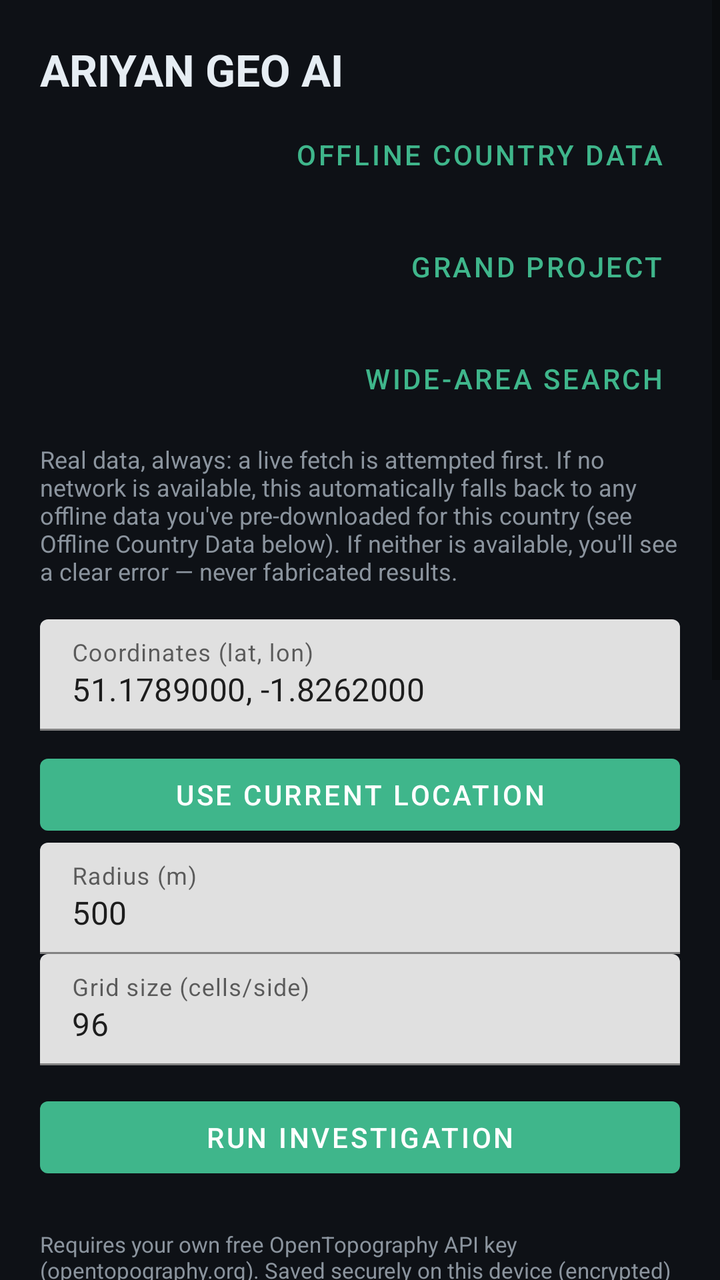
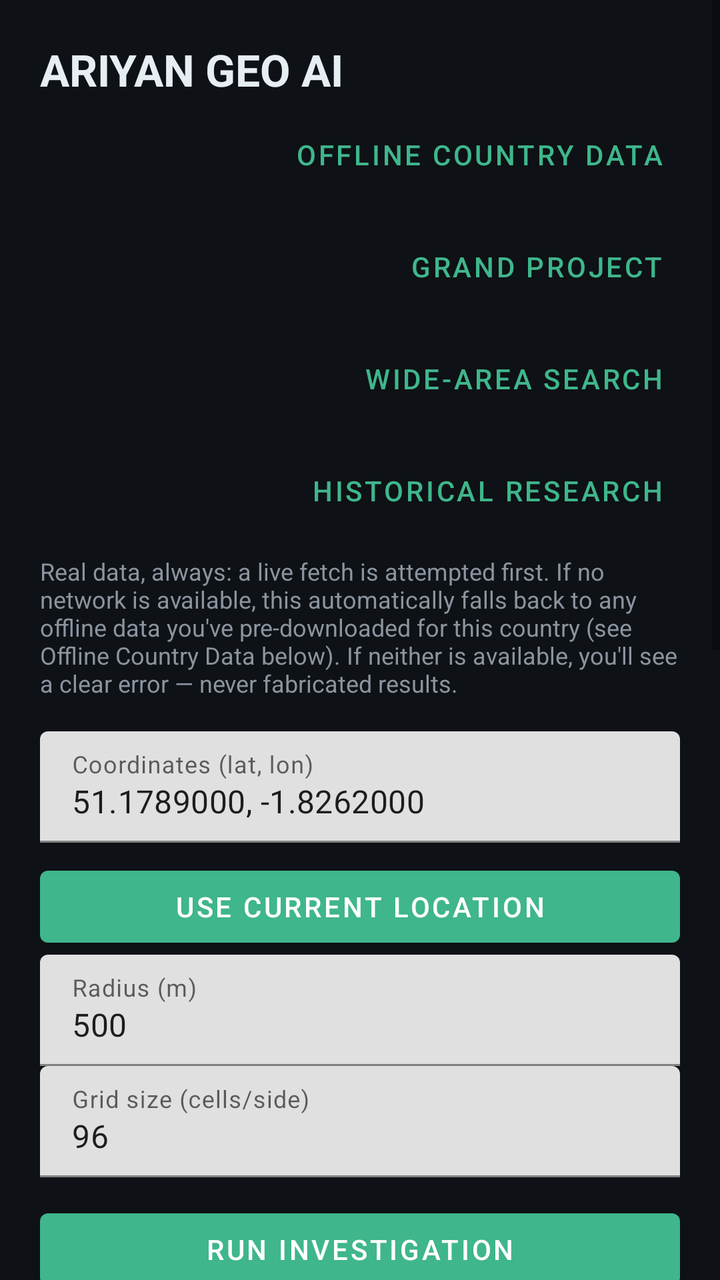

An Android layout rendered at two revisions. The XML below is the earlier revision; the diff shows what the commit changed to produce the second picture.
<!-- AndroidManifest.xml: application theme Theme.AriyanGeoAi -->
<!-- res/layout/activity_main.xml -->
<?xml version="1.0" encoding="utf-8"?>
<ScrollView xmlns:android="http://schemas.android.com/apk/res/android"
    xmlns:app="http://schemas.android.com/apk/res-auto"
    android:layout_width="match_parent"
    android:layout_height="match_parent"
    android:background="@color/ariyan_bg"
    android:fillViewport="true">

    <LinearLayout
        android:layout_width="match_parent"
        android:layout_height="wrap_content"
        android:orientation="vertical"
        android:padding="20dp">

        <TextView
            android:layout_width="match_parent"
            android:layout_height="wrap_content"
            android:text="@string/app_name"
            android:textColor="@color/ariyan_text_primary"
            android:textSize="22sp"
            android:textStyle="bold"
            android:paddingBottom="4dp" />

        <com.google.android.material.button.MaterialButton
            android:id="@+id/buttonOfflineData"
            style="@style/Widget.MaterialComponents.Button.TextButton"
            android:layout_width="wrap_content"
            android:layout_height="wrap_content"
            android:layout_gravity="end"
            android:layout_marginBottom="8dp"
            android:text="@string/open_offline_data"
            android:textColor="@color/ariyan_accent" />

        
        <com.google.android.material.button.MaterialButton
            android:id="@+id/buttonGrandProject"
            style="@style/Widget.MaterialComponents.Button.TextButton"
            android:layout_width="wrap_content"
            android:layout_height="wrap_content"
            android:layout_gravity="end"
            android:layout_marginBottom="8dp"
            android:text="Grand Project"
            android:textColor="@color/ariyan_accent" />

        
        <com.google.android.material.button.MaterialButton
            android:id="@+id/buttonWideAreaSearch"
            style="@style/Widget.MaterialComponents.Button.TextButton"
            android:layout_width="wrap_content"
            android:layout_height="wrap_content"
            android:layout_gravity="end"
            android:layout_marginBottom="8dp"
            android:text="Wide-Area Search"
            android:textColor="@color/ariyan_accent" />

        <TextView
            android:id="@+id/textRealDataNotice"
            android:layout_width="match_parent"
            android:layout_height="wrap_content"
            android:text="@string/real_data_notice"
            android:textColor="@color/ariyan_text_secondary"
            android:textSize="12sp"
            android:paddingBottom="16dp" />

        <com.google.android.material.textfield.TextInputLayout
            android:layout_width="match_parent"
            android:layout_height="wrap_content"
            android:hint="Coordinates (lat, lon)">
            <com.google.android.material.textfield.TextInputEditText
                android:id="@+id/inputCoords"
                android:layout_width="match_parent"
                android:layout_height="wrap_content"
                android:inputType="text"
                android:text="51.1789000, -1.8262000" />
        </com.google.android.material.textfield.TextInputLayout>

        <com.google.android.material.button.MaterialButton
            android:id="@+id/buttonUseLocation"
            android:layout_width="match_parent"
            android:layout_height="wrap_content"
            android:layout_marginTop="8dp"
            android:text="Use current location" />
        <com.google.android.material.textfield.TextInputLayout
            android:layout_width="match_parent"
            android:layout_height="wrap_content"
            android:hint="@string/hint_radius">
            <com.google.android.material.textfield.TextInputEditText
                android:id="@+id/inputRadius"
                android:layout_width="match_parent"
                android:layout_height="wrap_content"
                android:inputType="numberDecimal"
                android:text="500" />
        </com.google.android.material.textfield.TextInputLayout>

        <com.google.android.material.textfield.TextInputLayout
            android:layout_width="match_parent"
            android:layout_height="wrap_content"
            android:hint="@string/hint_grid">
            <com.google.android.material.textfield.TextInputEditText
                android:id="@+id/inputGrid"
                android:layout_width="match_parent"
                android:layout_height="wrap_content"
                android:inputType="number"
                android:text="96" />
        </com.google.android.material.textfield.TextInputLayout>

        <com.google.android.material.button.MaterialButton
            android:id="@+id/buttonRun"
            android:layout_width="match_parent"
            android:layout_height="wrap_content"
            android:layout_marginTop="12dp"
            android:text="@string/run_investigation"
            app:backgroundTint="@color/ariyan_accent" />

        <TextView
            android:id="@+id/textRealDemNotice"
            android:layout_width="match_parent"
            android:layout_height="wrap_content"
            android:layout_marginTop="20dp"
            android:text="@string/real_dem_notice"
            android:textColor="@color/ariyan_text_secondary"
            android:textSize="11sp"
            android:paddingTop="2dp" />

        <com.google.android.material.textfield.TextInputLayout
            android:id="@+id/layoutApiKey"
            android:layout_width="match_parent"
            android:layout_height="wrap_content"
            android:layout_marginTop="8dp"
            android:hint="@string/hint_api_key">
            <com.google.android.material.textfield.TextInputEditText
                android:id="@+id/inputApiKey"
                android:layout_width="match_parent"
                android:layout_height="wrap_content"
                android:inputType="textPassword" />
        </com.google.android.material.textfield.TextInputLayout>

        <com.google.android.material.textfield.TextInputLayout
            android:id="@+id/layoutDemType"
            android:layout_width="match_parent"
            android:layout_height="wrap_content"
            android:hint="@string/hint_demtype">
            <com.google.android.material.textfield.TextInputEditText
                android:id="@+id/inputDemType"
                android:layout_width="match_parent"
                android:layout_height="wrap_content"
                android:text="SRTMGL1" />
        </com.google.android.material.textfield.TextInputLayout>

        <com.google.android.material.switchmaterial.SwitchMaterial
            android:id="@+id/switchNdviCorrelation"
            android:layout_width="match_parent"
            android:layout_height="wrap_content"
            android:layout_marginTop="20dp"
            android:text="Include NDVI correlation (adds a second evidence source)"
            android:textColor="@color/ariyan_text_primary" />

        <TextView
            android:id="@+id/textNdviNotice"
            android:layout_width="match_parent"
            android:layout_height="wrap_content"
            android:text="@string/ndvi_notice"
            android:textColor="@color/ariyan_text_secondary"
            android:textSize="11sp"
            android:paddingTop="2dp"
            android:visibility="gone" />

        <TextView
            android:id="@+id/textRealNdviNotice"
            android:layout_width="match_parent"
            android:layout_height="wrap_content"
            android:text="@string/real_ndvi_notice"
            android:textColor="@color/ariyan_text_secondary"
            android:textSize="11sp"
            android:paddingTop="2dp"
            android:visibility="gone" />

        <com.google.android.material.textfield.TextInputLayout
            android:id="@+id/layoutNdviClientId"
            android:layout_width="match_parent"
            android:layout_height="wrap_content"
            android:layout_marginTop="8dp"
            android:hint="Copernicus OAuth client ID"
            android:visibility="gone">
            <com.google.android.material.textfield.TextInputEditText
                android:id="@+id/inputNdviClientId"
                android:layout_width="match_parent"
                android:layout_height="wrap_content"
                android:inputType="text" />
        </com.google.android.material.textfield.TextInputLayout>

        <com.google.android.material.textfield.TextInputLayout
            android:id="@+id/layoutNdviClientSecret"
            android:layout_width="match_parent"
            android:layout_height="wrap_content"
            android:hint="Copernicus OAuth client secret"
            android:visibility="gone">
            <com.google.android.material.textfield.TextInputEditText
                android:id="@+id/inputNdviClientSecret"
                android:layout_width="match_parent"
                android:layout_height="wrap_content"
                android:inputType="textPassword" />
        </com.google.android.material.textfield.TextInputLayout>

        <com.google.android.material.switchmaterial.SwitchMaterial
            android:id="@+id/switchGpr"
            android:layout_width="match_parent"
            android:layout_height="wrap_content"
            android:layout_marginTop="20dp"
            android:text="Attach GPR field pick (adds a third, site-anchored evidence source)"
            android:textColor="@color/ariyan_text_primary" />

        <TextView
            android:id="@+id/textGprNotice"
            android:layout_width="match_parent"
            android:layout_height="wrap_content"
            android:text="Requires a real two-way travel time read off an actual radargram (no GPR device is parsed automatically yet). Only attaches when 'Include NDVI correlation' above is also enabled, since only that investigation path currently supports a third evidence source."
            android:textColor="@color/ariyan_text_secondary"
            android:textSize="11sp"
            android:paddingTop="2dp" />

        <com.google.android.material.textfield.TextInputLayout
            android:id="@+id/layoutGprSoilPreset"
            android:layout_width="match_parent"
            android:layout_height="wrap_content"
            android:layout_marginTop="8dp"
            android:hint="Soil preset key (air, fresh_water, dry_sand, saturated_sand, dry_clay, saturated_clay, silt_dry, loam_dry, limestone, granite, concrete_dry, ice)"
            android:visibility="gone">
            <com.google.android.material.textfield.TextInputEditText
                android:id="@+id/inputGprSoilPreset"
                android:layout_width="match_parent"
                android:layout_height="wrap_content"
                android:inputType="text"
                android:text="loam_dry" />
        </com.google.android.material.textfield.TextInputLayout>

        <com.google.android.material.textfield.TextInputLayout
            android:id="@+id/layoutGprTwoWayTime"
            android:layout_width="match_parent"
            android:layout_height="wrap_content"
            android:hint="Two-way travel time (ns), as read off the radargram"
            android:visibility="gone">
            <com.google.android.material.textfield.TextInputEditText
                android:id="@+id/inputGprTwoWayTime"
                android:layout_width="match_parent"
                android:layout_height="wrap_content"
                android:inputType="numberDecimal" />
        </com.google.android.material.textfield.TextInputLayout>

        <com.google.android.material.textfield.TextInputLayout
            android:id="@+id/layoutGprDeviceNote"
            android:layout_width="match_parent"
            android:layout_height="wrap_content"
            android:hint="GPR device / method note (optional)"
            android:visibility="gone">
            <com.google.android.material.textfield.TextInputEditText
                android:id="@+id/inputGprDeviceNote"
                android:layout_width="match_parent"
                android:layout_height="wrap_content"
                android:inputType="text" />
        </com.google.android.material.textfield.TextInputLayout>

        <TextView
            android:id="@+id/textRealGprNotice"
            android:layout_width="match_parent"
            android:layout_height="wrap_content"
            android:text="Depth is converted from the travel time using a published reference soil velocity range (Daniels; Conyers) -- an approximation, not a site-calibrated measurement. Reported as a depth estimate with an explicit min/max range, never a single precise number. This is a manual field pick (entry_method=manual); no specific GPR device export is parsed automatically yet."
            android:textColor="@color/ariyan_text_secondary"
            android:textSize="11sp"
            android:paddingTop="2dp"
            android:visibility="gone" />

        <com.google.android.material.switchmaterial.SwitchMaterial
            android:id="@+id/switchErt"
            android:layout_width="match_parent"
            android:layout_height="wrap_content"
            android:layout_marginTop="20dp"
            android:text="Attach ERT field reading (adds a further, site-anchored evidence source)"
            android:textColor="@color/ariyan_text_primary" />

        <TextView
            android:id="@+id/textErtNotice"
            android:layout_width="match_parent"
            android:layout_height="wrap_content"
            android:text="Requires a real resistivity value already read off an inverted ERT profile at a known depth (no ERT device is parsed automatically). Only attaches when 'Include NDVI correlation' above is also enabled, since only that investigation path currently supports this evidence source."
            android:textColor="@color/ariyan_text_secondary"
            android:textSize="11sp"
            android:paddingTop="2dp" />

        <com.google.android.material.textfield.TextInputLayout
            android:id="@+id/layoutErtResistivity"
            android:layout_width="match_parent"
            android:layout_height="wrap_content"
            android:layout_marginTop="8dp"
            android:hint="Resistivity (ohm-m), as read off the inverted profile"
            android:visibility="gone">
            <com.google.android.material.textfield.TextInputEditText
                android:id="@+id/inputErtResistivity"
                android:layout_width="match_parent"
                android:layout_height="wrap_content"
                android:inputType="numberDecimal" />
        </com.google.android.material.textfield.TextInputLayout>

        <com.google.android.material.textfield.TextInputLayout
            android:id="@+id/layoutErtDepth"
            android:layout_width="match_parent"
            android:layout_height="wrap_content"
            android:hint="Depth (m) at which this reading applies"
            android:visibility="gone">
            <com.google.android.material.textfield.TextInputEditText
                android:id="@+id/inputErtDepth"
                android:layout_width="match_parent"
                android:layout_height="wrap_content"
                android:inputType="numberDecimal" />
        </com.google.android.material.textfield.TextInputLayout>

        <com.google.android.material.textfield.TextInputLayout
            android:id="@+id/layoutErtDeviceNote"
            android:layout_width="match_parent"
            android:layout_height="wrap_content"
            android:hint="ERT instrument / inversion software note (optional)"
            android:visibility="gone">
            <com.google.android.material.textfield.TextInputEditText
                android:id="@+id/inputErtDeviceNote"
                android:layout_width="match_parent"
                android:layout_height="wrap_content"
                android:inputType="text" />
        </com.google.android.material.textfield.TextInputLayout>

        <TextView
            android:id="@+id/textRealErtNotice"
            android:layout_width="match_parent"
            android:layout_height="wrap_content"
            android:text="Classified against documented reference resistivity ranges (Reynolds; Clark; Palacky) -- several real materials genuinely overlap, and where a reading matches more than one range this is reported honestly as ambiguous rather than forced toward one interpretation. This is a single manual reading, not a full survey line; no specific ERT instrument export is parsed automatically yet."
            android:textColor="@color/ariyan_text_secondary"
            android:textSize="11sp"
            android:paddingTop="2dp"
            android:visibility="gone" />

        <ProgressBar
            android:id="@+id/progressBar"
            android:layout_width="wrap_content"
            android:layout_height="wrap_content"
            android:layout_gravity="center"
            android:layout_marginTop="16dp"
            android:visibility="gone" />

        <TextView
            android:id="@+id/textConfidence"
            android:layout_width="match_parent"
            android:layout_height="wrap_content"
            android:layout_marginTop="20dp"
            android:textColor="@color/ariyan_accent"
            android:textSize="15sp"
            android:textStyle="bold" />

        <TextView
            android:id="@+id/textResults"
            android:layout_width="match_parent"
            android:layout_height="wrap_content"
            android:layout_marginTop="12dp"
            android:fontFamily="monospace"
            android:textColor="@color/ariyan_text_secondary"
            android:textSize="12sp"
            android:textIsSelectable="true" />

    </LinearLayout>
</ScrollView>
<!-- resources referenced by this layout -->
<resources>
  <color name="ariyan_accent">#3FB68B</color>
  <color name="ariyan_bg">#0E1116</color>
  <color name="ariyan_text_primary">#E6EDF3</color>
  <color name="ariyan_text_secondary">#8B949E</color>
  <string name="app_name">ARIYAN GEO AI</string>
  <string name="hint_api_key">OpenTopography API key</string>
  <string name="hint_demtype">Dataset (e.g. SRTMGL1, COP30, NASADEM)</string>
  <string name="hint_grid">Grid size (cells/side)</string>
  <string name="hint_radius">Radius (m)</string>
  <string name="ndvi_notice">Real NDVI (Copernicus), always: a live per-candidate check is attempted first; if that\'s unavailable for every candidate, this falls back to your offline Sentinel-2 composite for this country, if downloaded.</string>
  <string name="open_offline_data">Offline Country Data</string>
  <string name="real_data_notice">Real data, always: a live fetch is attempted first. If no network is available, this automatically falls back to any offline data you\'ve pre-downloaded for this country (see Offline Country Data below). If neither is available, you\'ll see a clear error — never fabricated results.</string>
  <string name="real_dem_notice">Requires your own free OpenTopography API key (opentopography.org). Saved securely on this device (encrypted) so you only enter it once — never sent anywhere except OpenTopography\'s own API.</string>
  <string name="real_ndvi_notice">Requires your own free Copernicus Data Space Ecosystem OAuth client ID/secret (dataspace.copernicus.eu). Saved securely on this device (encrypted) so you only enter it once. For each DEM candidate, fetches real NDVI mean/stdDev for a small core area at the point and a larger halo area around it; a core significantly below the halo indicates vegetation stress, a real documented signature of buried features.</string>
  <string name="run_investigation">Run Investigation</string>
  <style name="Theme.AriyanGeoAi" parent="Theme.MaterialComponents.DayNight.NoActionBar">
          <item name="colorPrimary">@color/ariyan_accent</item>
          <item name="colorPrimaryDark">@color/ariyan_bg</item>
          <item name="colorAccent">@color/ariyan_accent</item>
          <item name="android:windowBackground">@color/ariyan_bg</item>
          <item name="android:statusBarColor" tools:targetApi="l">@color/ariyan_bg</item>
      </style>
</resources>

<!-- the commit's change to res/layout/activity_main.xml (unified diff, before → after) -->
@@ -53,6 +53,17 @@
             android:text="Wide-Area Search"
             android:textColor="@color/ariyan_accent" />
 
+        
+        <com.google.android.material.button.MaterialButton
+            android:id="@+id/buttonHistoricalResearch"
+            style="@style/Widget.MaterialComponents.Button.TextButton"
+            android:layout_width="wrap_content"
+            android:layout_height="wrap_content"
+            android:layout_gravity="end"
+            android:layout_marginBottom="8dp"
+            android:text="Historical Research"
+            android:textColor="@color/ariyan_accent" />
+
         <TextView
             android:id="@+id/textRealDataNotice"
             android:layout_width="match_parent"
